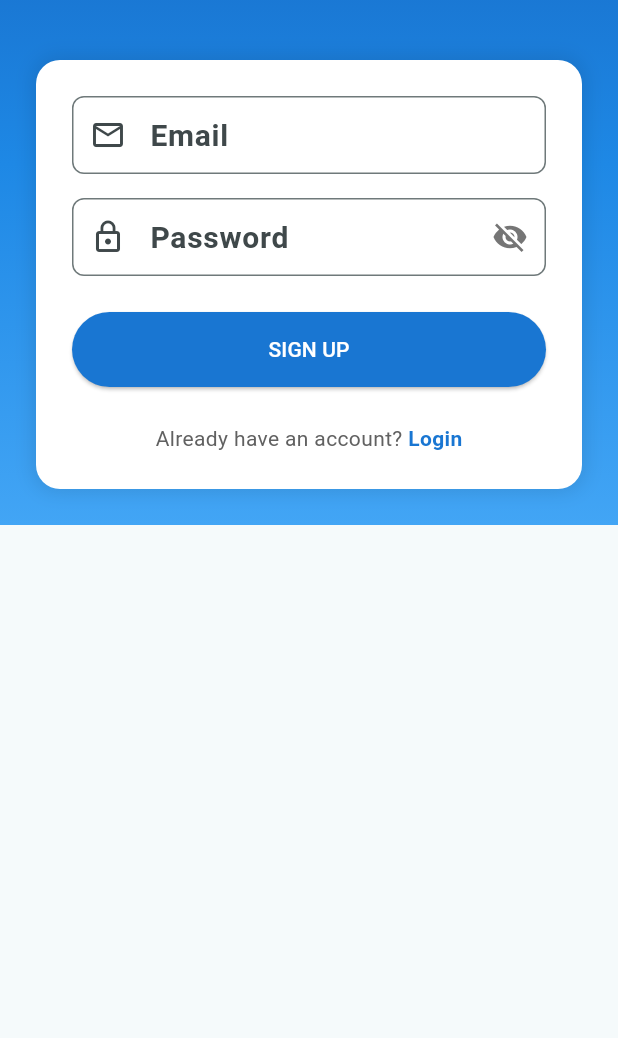
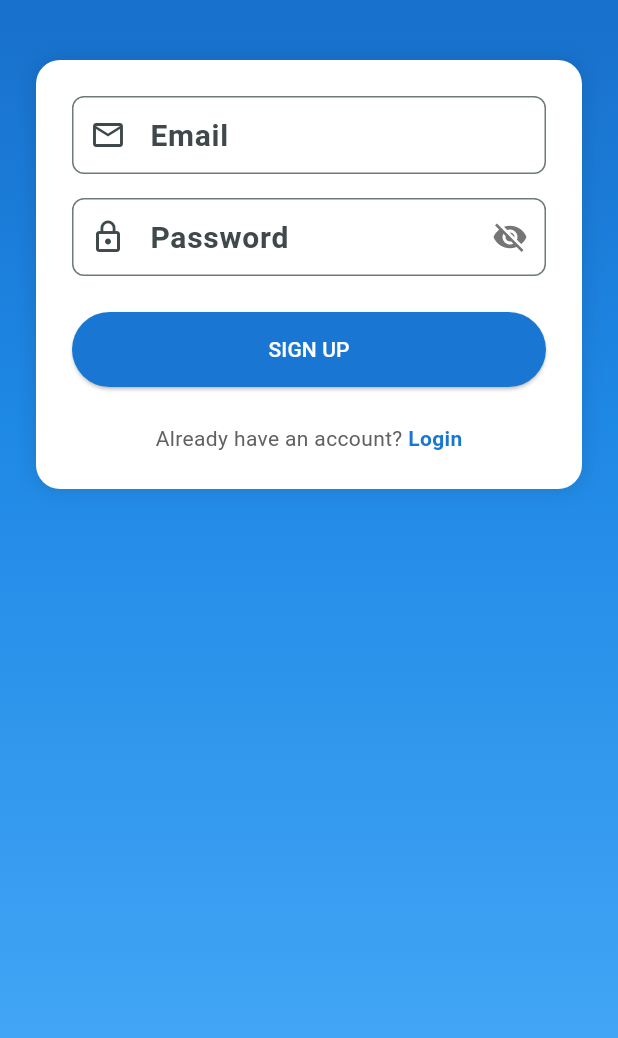
Before and after one commit to adhikarijii/RoamBot-AI-Trip-Planner-App, a Flutter app: the SignupScreen screen opened directly, on a phone screen of 412 x 824 dp, the part 198-1236 px from its top. Run offline on Flutter 3.47's test engine with Material 3 defaults, Android fonts, the light colour scheme and no system bars; our stand-ins replace cloud_firestore, firebase_auth, firebase_core, firebase_storage, flutter_animate, google_generative_ai and 5 more; accounts and stored records are empty; network calls fail; Roboto replaces fonts that are missing (Outfit).

Commit message:
updated screens

```diff
--- a/lib/screens/landing_screen.dart
+++ b/lib/screens/landing_screen.dart
@@ -1,4 +1,5 @@
 import 'package:flutter/material.dart';
+import 'package:roambot/screens/login_screen.dart';
 import 'package:roambot/screens/welcome_screen.dart';
 
 class LandingScreen extends StatelessWidget {
@@ -67,7 +68,7 @@ class LandingScreen extends StatelessWidget {
                 onPressed: () {
                   Navigator.push(
                     context,
-                    MaterialPageRoute(builder: (_) => const WelcomeScreen()),
+                    MaterialPageRoute(builder: (_) => const LoginScreen()),
                   );
                 },
                 child: const Text(
--- a/lib/screens/login_screen.dart
+++ b/lib/screens/login_screen.dart
@@ -87,7 +87,10 @@ class _LoginScreenState extends State<LoginScreen> {
   @override
   Widget build(BuildContext context) {
     return Scaffold(
+      backgroundColor: Colors.transparent,
       body: Container(
+        width: double.infinity,
+        height: double.infinity,
         decoration: BoxDecoration(
           gradient: LinearGradient(
             begin: Alignment.topCenter,
--- a/lib/screens/signup_screen.dart
+++ b/lib/screens/signup_screen.dart
@@ -42,6 +42,8 @@ class _SignupScreenState extends State<SignupScreen> {
   Widget build(BuildContext context) {
     return Scaffold(
       body: Container(
+        width: double.infinity,
+        height: double.infinity,
         decoration: BoxDecoration(
           gradient: LinearGradient(
             begin: Alignment.topCenter,
--- a/lib/screens/user_profile_screen.dart
+++ b/lib/screens/user_profile_screen.dart
@@ -44,7 +44,7 @@ class _UserProfileScreenState extends State<UserProfileScreen> {
         filled++;
 
       setState(() {
-        name = loadedName ?? 'Traveler';
+        name = loadedName ?? 'Explorer';
         photoUrl = loadedPhotoUrl;
         profileCompletion = filled / total;
         isLoading = false;
@@ -82,7 +82,7 @@ class _UserProfileScreenState extends State<UserProfileScreen> {
                           ),
                           const SizedBox(height: 12),
                           Text(
-                            'Hi, ${name ?? 'Traveler'}',
+                            'Hi, ${name ?? 'Explorer'}',
                             style: const TextStyle(
                               fontSize: 20,
                               fontWeight: FontWeight.bold,
```
Also changed, not shown: lib/screens/home_screen.dart (+6 -5 lines), 1 other file.
